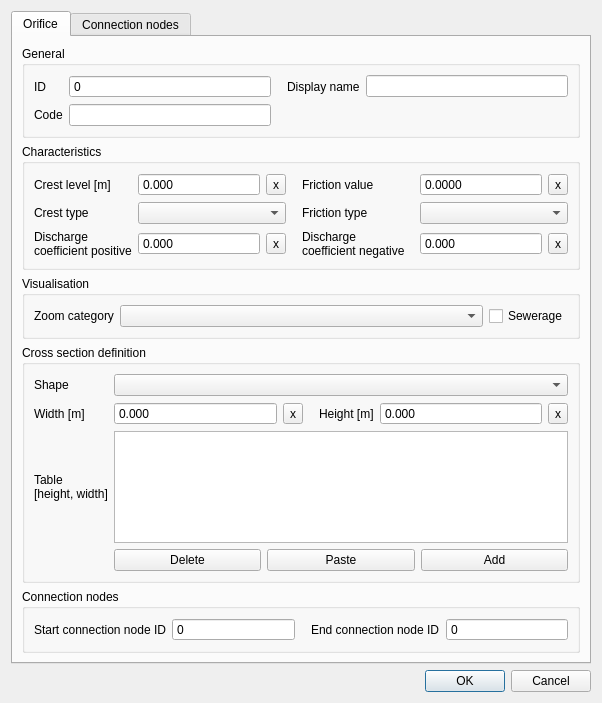
Before: the Qt Designer form threedi_schematisation_editor/forms/ui/orifice.ui in nens/threedi-schematisation-editor, drawn with Qt 5.
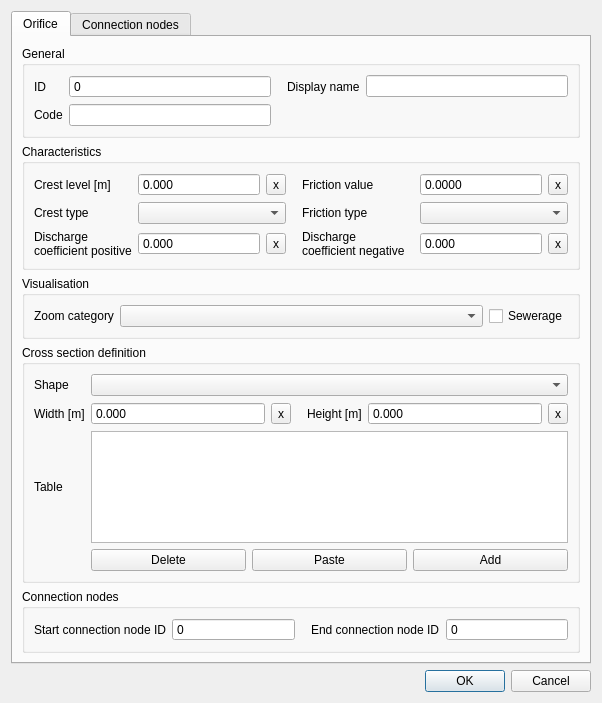
After: the same form once the commit is applied.

Commit message: Refactoring cross-section table edits. Added handling of the `YZ` and `Inverted egg` cross-section shape types.

Diff of the .ui file:
```diff
--- a/threedi_schematisation_editor/forms/ui/orifice.ui
+++ b/threedi_schematisation_editor/forms/ui/orifice.ui
@@ -759,8 +759,7 @@
           <item row="4" column="0">
            <widget class="QLabel" name="cross_section_table_label">
             <property name="text">
-             <string>Table
-[height, width]</string>
+             <string>Table</string>
             </property>
            </widget>
           </item>
```
The commit also changes 23 other files.
